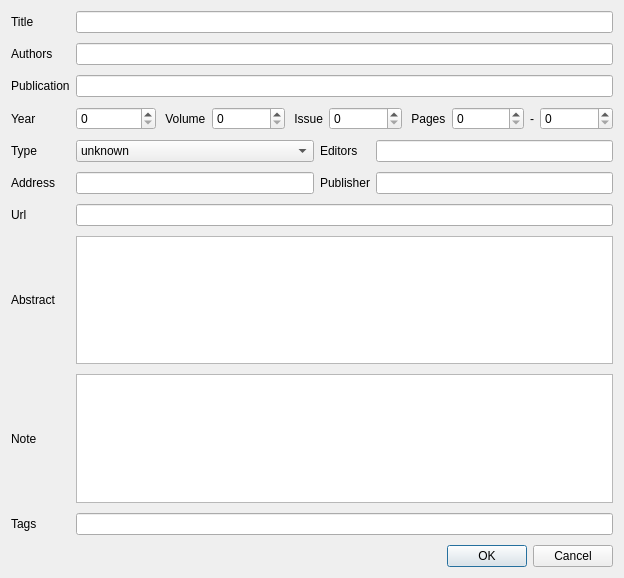
This is PaperDlg.ui in congchenutd/papernet as Qt 5 draws it before an edit. The edited form follows.
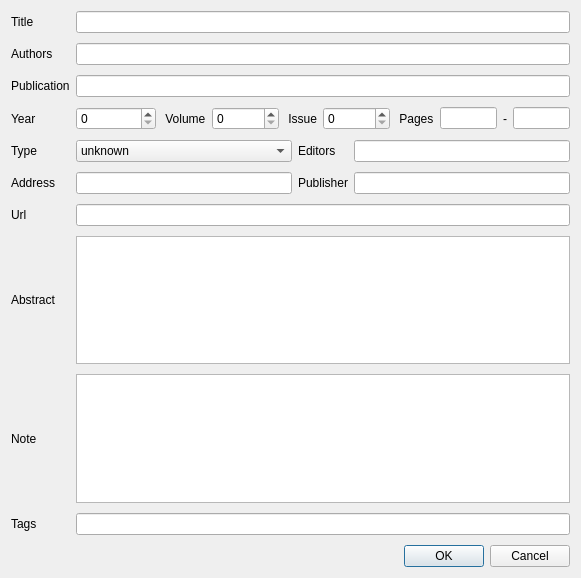
This is the edited form. Custom widgets are drawn as their Qt base class.

Commit message: = start page and end page are now line edits

```diff
--- a/PaperDlg.ui
+++ b/PaperDlg.ui
@@ -6,7 +6,7 @@
    <rect>
     <x>0</x>
     <y>0</y>
-    <width>624</width>
+    <width>581</width>
     <height>578</height>
    </rect>
   </property>
@@ -83,7 +83,7 @@
       <widget class="QSpinBox" name="sbVolume">
        <property name="sizePolicy">
         <sizepolicy hsizetype="Expanding" vsizetype="Fixed">
-         <horstretch>0</horstretch>
+         <horstretch>1</horstretch>
          <verstretch>0</verstretch>
         </sizepolicy>
        </property>
@@ -106,7 +106,7 @@
       <widget class="QSpinBox" name="sbIssue">
        <property name="sizePolicy">
         <sizepolicy hsizetype="Expanding" vsizetype="Fixed">
-         <horstretch>0</horstretch>
+         <horstretch>1</horstretch>
          <verstretch>0</verstretch>
         </sizepolicy>
        </property>
@@ -126,19 +126,13 @@
       </widget>
      </item>
      <item>
-      <widget class="QSpinBox" name="sbStartPage">
+      <widget class="QLineEdit" name="leStartPage">
        <property name="sizePolicy">
         <sizepolicy hsizetype="Expanding" vsizetype="Fixed">
-         <horstretch>0</horstretch>
+         <horstretch>1</horstretch>
          <verstretch>0</verstretch>
         </sizepolicy>
        </property>
-       <property name="maximum">
-        <number>999999999</number>
-       </property>
-       <property name="value">
-        <number>0</number>
-       </property>
       </widget>
      </item>
      <item>
@@ -149,19 +143,13 @@
       </widget>
      </item>
      <item>
-      <widget class="QSpinBox" name="sbEndPage">
+      <widget class="QLineEdit" name="leEndPage">
        <property name="sizePolicy">
         <sizepolicy hsizetype="Expanding" vsizetype="Fixed">
-         <horstretch>0</horstretch>
+         <horstretch>1</horstretch>
          <verstretch>0</verstretch>
         </sizepolicy>
        </property>
-       <property name="maximum">
-        <number>999999999</number>
-       </property>
-       <property name="value">
-        <number>0</number>
-       </property>
       </widget>
      </item>
     </layout>
```
Left out of the diff: 4 changed lines with no effect on the pictures. The commit also changes 3 other files.
